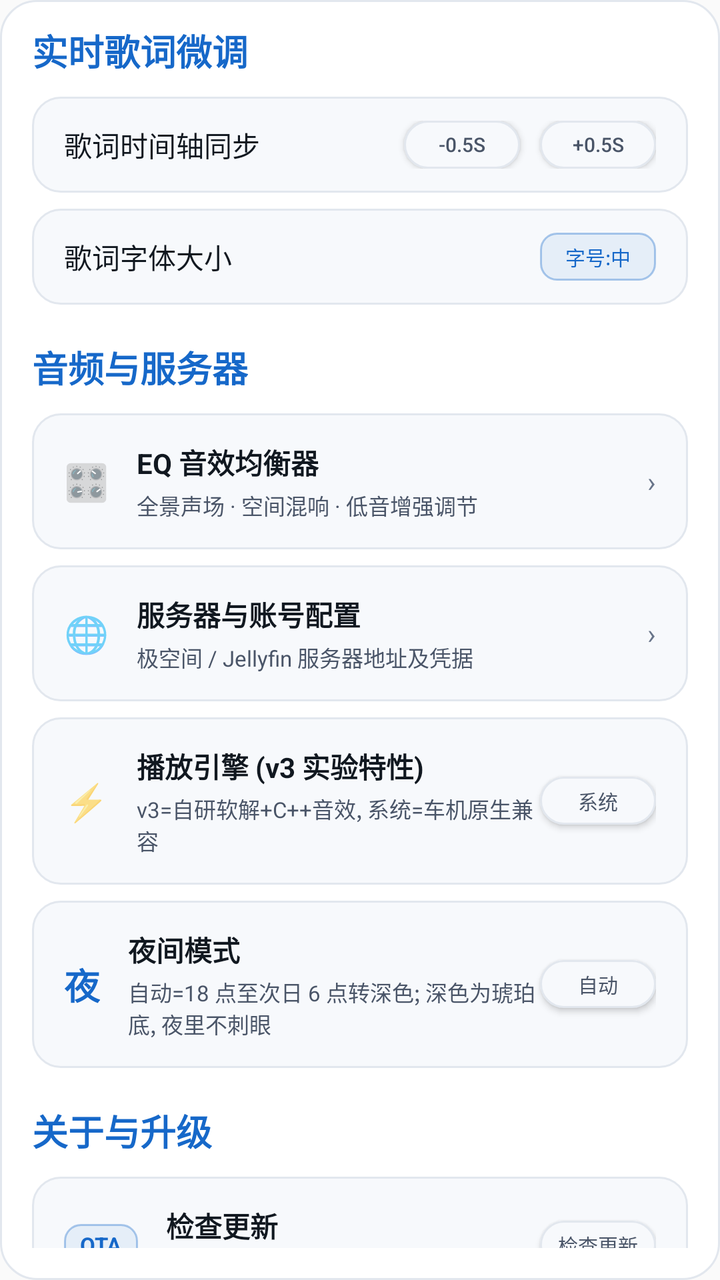
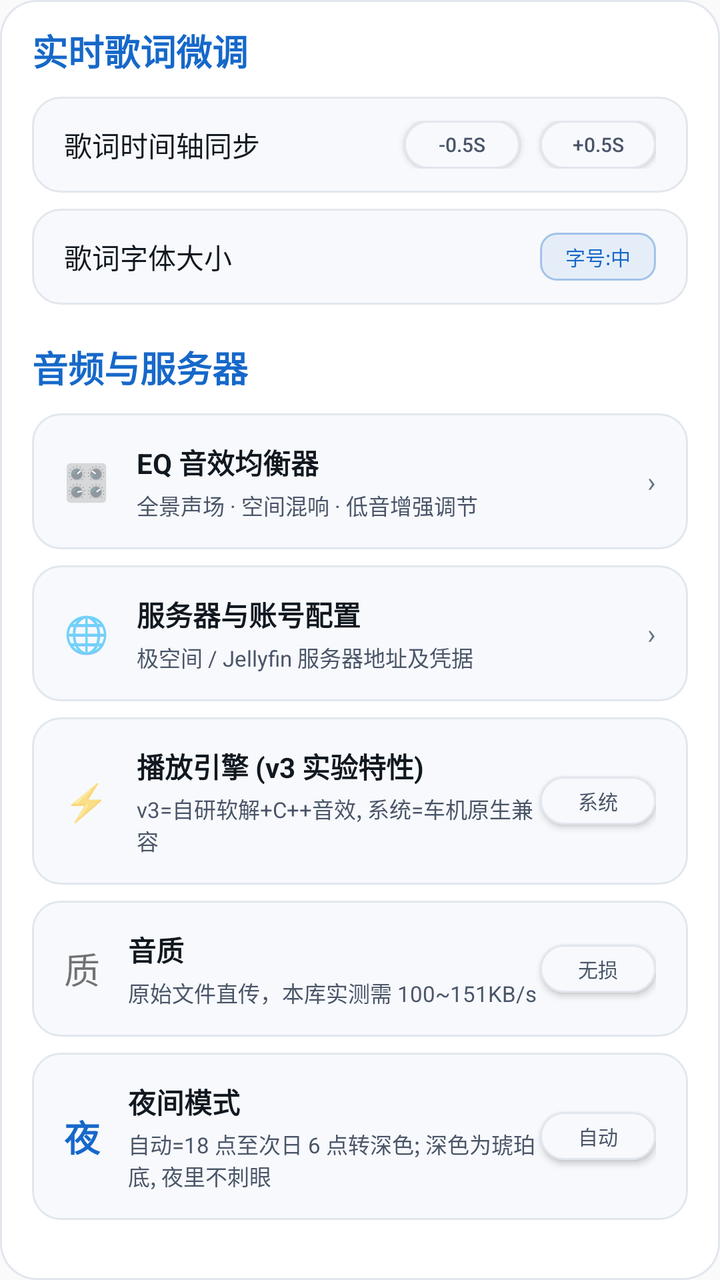

The first picture is an Android layout as it rendered before a commit; the second is the same layout after the commit. The layout source and the unified diff follow.
<!-- AndroidManifest.xml: application theme Theme.AppCompat.DayNight.NoActionBar -->
<!-- res/layout/view_settings_page.xml -->
<?xml version="1.0" encoding="utf-8"?>
<LinearLayout xmlns:android="http://schemas.android.com/apk/res/android"
    android:layout_width="match_parent"
    android:layout_height="match_parent"
    android:background="@drawable/bg_panel"
    android:orientation="vertical"
    android:paddingStart="16dp"
    android:paddingTop="12dp"
    android:paddingEnd="16dp"
    android:paddingBottom="16dp">

    <ScrollView
        android:layout_width="match_parent"
        android:layout_height="match_parent"
        android:scrollbars="none">

        <LinearLayout
            android:layout_width="match_parent"
            android:layout_height="wrap_content"
            android:orientation="vertical">

            
            <TextView
                android:layout_width="wrap_content"
                android:layout_height="wrap_content"
                android:text="实时歌词微调"
                android:textColor="@color/accent"
                android:textSize="@dimen/dialog_title"
                android:textStyle="bold" />

            <LinearLayout
                android:layout_width="match_parent"
                android:layout_height="wrap_content"
                android:layout_marginTop="10dp"
                android:background="@drawable/bg_card_grid"
                android:gravity="center_vertical"
                android:orientation="horizontal"
                android:paddingStart="16dp"
                android:paddingTop="12dp"
                android:paddingEnd="16dp"
                android:paddingBottom="12dp">

                <TextView
                    android:layout_width="0dp"
                    android:layout_height="wrap_content"
                    android:layout_weight="1"
                    android:text="歌词时间轴同步"
                    android:textColor="@color/ink"
                    android:textSize="@dimen/card_title_size" />

                <Button
                    android:id="@+id/btnSettingLrcSub"
                    android:layout_width="@dimen/font_w"
                    android:layout_height="@dimen/mini_h"
                    android:background="@drawable/bg_soft_pill"
                    android:text="-0.5s"
                    android:textColor="@color/ink_dim"
                    android:textSize="@dimen/mini_text" />

                <Button
                    android:id="@+id/btnSettingLrcAdd"
                    android:layout_width="@dimen/font_w"
                    android:layout_height="@dimen/mini_h"
                    android:layout_marginStart="10dp"
                    android:background="@drawable/bg_soft_pill"
                    android:text="+0.5s"
                    android:textColor="@color/ink_dim"
                    android:textSize="@dimen/mini_text" />
            </LinearLayout>

            <LinearLayout
                android:layout_width="match_parent"
                android:layout_height="wrap_content"
                android:layout_marginTop="8dp"
                android:background="@drawable/bg_card_grid"
                android:gravity="center_vertical"
                android:orientation="horizontal"
                android:paddingStart="16dp"
                android:paddingTop="12dp"
                android:paddingEnd="16dp"
                android:paddingBottom="12dp">

                <TextView
                    android:layout_width="0dp"
                    android:layout_height="wrap_content"
                    android:layout_weight="1"
                    android:text="歌词字体大小"
                    android:textColor="@color/ink"
                    android:textSize="@dimen/card_title_size" />

                <Button
                    android:id="@+id/btnSettingLrcFont"
                    android:layout_width="@dimen/font_w"
                    android:layout_height="@dimen/mini_h"
                    android:background="@drawable/bg_badge_hi"
                    android:text="字号:中"
                    android:textColor="@color/accent"
                    android:textSize="@dimen/mini_text" />
            </LinearLayout>

            
            <TextView
                android:layout_width="wrap_content"
                android:layout_height="wrap_content"
                android:layout_marginTop="18dp"
                android:text="音频与服务器"
                android:textColor="@color/accent"
                android:textSize="@dimen/dialog_title"
                android:textStyle="bold" />

            <LinearLayout
                android:id="@+id/btnSettingOpenEq"
                android:layout_width="match_parent"
                android:layout_height="wrap_content"
                android:layout_marginTop="10dp"
                android:background="@drawable/bg_card_grid"
                android:clickable="true"
                android:focusable="true"
                android:gravity="center_vertical"
                android:orientation="horizontal"
                android:paddingStart="16dp"
                android:paddingTop="14dp"
                android:paddingEnd="16dp"
                android:paddingBottom="14dp">

                <TextView
                    android:layout_width="wrap_content"
                    android:layout_height="wrap_content"
                    android:text="🎛️"
                    android:textSize="@dimen/dialog_title" />

                <LinearLayout
                    android:layout_width="0dp"
                    android:layout_height="wrap_content"
                    android:layout_marginStart="14dp"
                    android:layout_weight="1"
                    android:orientation="vertical">

                    <TextView
                        android:layout_width="wrap_content"
                        android:layout_height="wrap_content"
                        android:text="EQ 音效均衡器"
                        android:textColor="@color/ink"
                        android:textSize="@dimen/card_title_size"
                        android:textStyle="bold" />

                    <TextView
                        android:layout_width="wrap_content"
                        android:layout_height="wrap_content"
                        android:layout_marginTop="3dp"
                        android:text="全景声场 · 空间混响 · 低音增强调节"
                        android:textColor="@color/ink_dim"
                        android:textSize="@dimen/card_sub_size" />
                </LinearLayout>

                <TextView
                    android:layout_width="wrap_content"
                    android:layout_height="wrap_content"
                    android:text="›"
                    android:textColor="@color/ink_mute"
                    android:textSize="@dimen/card_title_size" />
            </LinearLayout>

            <LinearLayout
                android:id="@+id/btnSettingOpenServer"
                android:layout_width="match_parent"
                android:layout_height="wrap_content"
                android:layout_marginTop="8dp"
                android:background="@drawable/bg_card_grid"
                android:clickable="true"
                android:focusable="true"
                android:gravity="center_vertical"
                android:orientation="horizontal"
                android:paddingStart="16dp"
                android:paddingTop="14dp"
                android:paddingEnd="16dp"
                android:paddingBottom="14dp">

                <TextView
                    android:layout_width="wrap_content"
                    android:layout_height="wrap_content"
                    android:text="🌐"
                    android:textSize="@dimen/dialog_title" />

                <LinearLayout
                    android:layout_width="0dp"
                    android:layout_height="wrap_content"
                    android:layout_marginStart="14dp"
                    android:layout_weight="1"
                    android:orientation="vertical">

                    <TextView
                        android:layout_width="wrap_content"
                        android:layout_height="wrap_content"
                        android:text="服务器与账号配置"
                        android:textColor="@color/ink"
                        android:textSize="@dimen/card_title_size"
                        android:textStyle="bold" />

                    <TextView
                        android:layout_width="wrap_content"
                        android:layout_height="wrap_content"
                        android:layout_marginTop="3dp"
                        android:text="极空间 / Jellyfin 服务器地址及凭据"
                        android:textColor="@color/ink_dim"
                        android:textSize="@dimen/card_sub_size" />
                </LinearLayout>

                <TextView
                    android:layout_width="wrap_content"
                    android:layout_height="wrap_content"
                    android:text="›"
                    android:textColor="@color/ink_mute"
                    android:textSize="@dimen/card_title_size" />
            </LinearLayout>

            <LinearLayout
                android:id="@+id/btnSettingEngineToggle"
                android:layout_width="match_parent"
                android:layout_height="wrap_content"
                android:layout_marginTop="8dp"
                android:background="@drawable/bg_card_grid"
                android:clickable="true"
                android:focusable="true"
                android:gravity="center_vertical"
                android:orientation="horizontal"
                android:paddingStart="16dp"
                android:paddingTop="14dp"
                android:paddingEnd="16dp"
                android:paddingBottom="14dp">

                <TextView
                    android:layout_width="wrap_content"
                    android:layout_height="wrap_content"
                    android:text="⚡"
                    android:textSize="@dimen/dialog_title" />

                <LinearLayout
                    android:layout_width="0dp"
                    android:layout_height="wrap_content"
                    android:layout_marginStart="14dp"
                    android:layout_weight="1"
                    android:orientation="vertical">

                    <TextView
                        android:layout_width="wrap_content"
                        android:layout_height="wrap_content"
                        android:text="播放引擎 (v3 实验特性)"
                        android:textColor="@color/ink"
                        android:textSize="@dimen/card_title_size"
                        android:textStyle="bold" />

                    <TextView
                        android:layout_width="wrap_content"
                        android:layout_height="wrap_content"
                        android:layout_marginTop="3dp"
                        android:text="v3=自研软解+C++音效, 系统=车机原生兼容"
                        android:textColor="@color/ink_dim"
                        android:textSize="@dimen/card_sub_size" />
                </LinearLayout>

                <Button
                    android:id="@+id/btnSettingEngineValue"
                    android:layout_width="wrap_content"
                    android:layout_height="@dimen/mini_h"
                    android:background="@drawable/bg_soft_pill"
                    android:minWidth="@dimen/font_w"
                    android:singleLine="true"
                    android:text="系统"
                    android:textAllCaps="false"
                    android:textColor="@color/ink_dim"
                    android:textSize="@dimen/mini_text" />
            </LinearLayout>

            
            <LinearLayout
                android:id="@+id/btnSettingNightToggle"
                android:layout_width="match_parent"
                android:layout_height="wrap_content"
                android:layout_marginTop="8dp"
                android:background="@drawable/bg_card_grid"
                android:clickable="true"
                android:focusable="true"
                android:gravity="center_vertical"
                android:orientation="horizontal"
                android:paddingStart="16dp"
                android:paddingTop="14dp"
                android:paddingEnd="16dp"
                android:paddingBottom="14dp">

                <TextView
                    android:layout_width="wrap_content"
                    android:layout_height="wrap_content"
                    android:text="夜"
                    android:textColor="@color/accent"
                    android:textSize="@dimen/dialog_title"
                    android:textStyle="bold" />

                <LinearLayout
                    android:layout_width="0dp"
                    android:layout_height="wrap_content"
                    android:layout_marginStart="14dp"
                    android:layout_weight="1"
                    android:orientation="vertical">

                    <TextView
                        android:layout_width="wrap_content"
                        android:layout_height="wrap_content"
                        android:text="夜间模式"
                        android:textColor="@color/ink"
                        android:textSize="@dimen/card_title_size"
                        android:textStyle="bold" />

                    <TextView
                        android:layout_width="wrap_content"
                        android:layout_height="wrap_content"
                        android:layout_marginTop="3dp"
                        android:text="自动=18 点至次日 6 点转深色; 深色为琥珀底, 夜里不刺眼"
                        android:textColor="@color/ink_dim"
                        android:textSize="@dimen/card_sub_size" />
                </LinearLayout>

                <Button
                    android:id="@+id/btnSettingNightValue"
                    android:layout_width="wrap_content"
                    android:layout_height="@dimen/mini_h"
                    android:background="@drawable/bg_soft_pill"
                    android:minWidth="@dimen/font_w"
                    android:singleLine="true"
                    android:text="自动"
                    android:textAllCaps="false"
                    android:textColor="@color/ink_dim"
                    android:textSize="@dimen/mini_text" />
            </LinearLayout>

            
            <TextView
                android:layout_width="wrap_content"
                android:layout_height="wrap_content"
                android:layout_marginTop="18dp"
                android:text="关于与升级"
                android:textColor="@color/accent"
                android:textSize="@dimen/dialog_title"
                android:textStyle="bold" />

            <LinearLayout
                android:id="@+id/rowSettingCheckUpdate"
                android:layout_width="match_parent"
                android:layout_height="wrap_content"
                android:layout_marginTop="10dp"
                android:background="@drawable/bg_card_grid"
                android:clickable="true"
                android:focusable="true"
                android:gravity="center_vertical"
                android:orientation="horizontal"
                android:paddingStart="16dp"
                android:paddingTop="14dp"
                android:paddingEnd="16dp"
                android:paddingBottom="14dp">

                
                <TextView
                    android:layout_width="wrap_content"
                    android:layout_height="wrap_content"
                    android:background="@drawable/bg_badge_hi"
                    android:paddingStart="8dp"
                    android:paddingTop="3dp"
                    android:paddingEnd="8dp"
                    android:paddingBottom="3dp"
                    android:text="OTA"
                    android:textColor="@color/accent"
                    android:textSize="@dimen/card_sub_size"
                    android:textStyle="bold" />

                <LinearLayout
                    android:layout_width="0dp"
                    android:layout_height="wrap_content"
                    android:layout_marginStart="14dp"
                    android:layout_weight="1"
                    android:orientation="vertical">

                    <TextView
                        android:layout_width="wrap_content"
                        android:layout_height="wrap_content"
                        android:text="检查更新"
                        android:textColor="@color/ink"
                        android:textSize="@dimen/card_title_size"
                        android:textStyle="bold" />

                    <TextView
                        android:id="@+id/tvSettingAppVersion"
                        android:layout_width="wrap_content"
                        android:layout_height="wrap_content"
                        android:layout_marginTop="3dp"
                        android:text="当前版本 3.0.0"
                        android:textColor="@color/ink_dim"
                        android:textSize="@dimen/card_sub_size" />
                </LinearLayout>

                <Button
                    android:id="@+id/btnSettingCheckUpdate"
                    android:layout_width="wrap_content"
                    android:layout_height="@dimen/mini_h"
                    android:background="@drawable/bg_soft_pill"
                    android:minWidth="@dimen/font_w"
                    android:singleLine="true"
                    android:text="检查更新"
                    android:textAllCaps="false"
                    android:textColor="@color/ink_dim"
                    android:textSize="@dimen/mini_text" />
            </LinearLayout>

            <LinearLayout
                android:id="@+id/rowSettingAutoUpdate"
                android:layout_width="match_parent"
                android:layout_height="wrap_content"
                android:layout_marginTop="8dp"
                android:background="@drawable/bg_card_grid"
                android:clickable="true"
                android:focusable="true"
                android:gravity="center_vertical"
                android:orientation="horizontal"
                android:paddingStart="16dp"
                android:paddingTop="14dp"
                android:paddingEnd="16dp"
                android:paddingBottom="14dp">

                <TextView
                    android:layout_width="wrap_content"
                    android:layout_height="wrap_content"
                    android:background="@drawable/bg_badge_hi"
                    android:paddingStart="8dp"
                    android:paddingTop="3dp"
                    android:paddingEnd="8dp"
                    android:paddingBottom="3dp"
                    android:text="自动"
                    android:textColor="@color/accent"
                    android:textSize="@dimen/card_sub_size"
                    android:textStyle="bold" />

                <LinearLayout
                    android:layout_width="0dp"
                    android:layout_height="wrap_content"
                    android:layout_marginStart="14dp"
                    android:layout_weight="1"
                    android:orientation="vertical">

                    <TextView
                        android:layout_width="wrap_content"
                        android:layout_height="wrap_content"
                        android:text="启动时自动检查更新"
                        android:textColor="@color/ink"
                        android:textSize="@dimen/card_title_size"
                        android:textStyle="bold" />

                    <TextView
                        android:layout_width="wrap_content"
                        android:layout_height="wrap_content"
                        android:layout_marginTop="3dp"
                        android:text="冷启动约 20 秒后静默检查, 有新版本才提示"
                        android:textColor="@color/ink_dim"
                        android:textSize="@dimen/card_sub_size" />
                </LinearLayout>

                <Button
                    android:id="@+id/btnSettingAutoUpdateValue"
                    android:layout_width="wrap_content"
                    android:layout_height="@dimen/mini_h"
                    android:background="@drawable/bg_soft_pill"
                    android:minWidth="@dimen/font_w"
                    android:singleLine="true"
                    android:text="开"
                    android:textAllCaps="false"
                    android:textColor="@color/ink_dim"
                    android:textSize="@dimen/mini_text" />
            </LinearLayout>

            <LinearLayout
                android:id="@+id/rowSettingUploadLog"
                android:layout_width="match_parent"
                android:layout_height="wrap_content"
                android:layout_marginTop="8dp"
                android:background="@drawable/bg_card_grid"
                android:clickable="true"
                android:focusable="true"
                android:gravity="center_vertical"
                android:orientation="horizontal"
                android:paddingStart="16dp"
                android:paddingTop="14dp"
                android:paddingEnd="16dp"
                android:paddingBottom="14dp">

                <TextView
                    android:layout_width="wrap_content"
                    android:layout_height="wrap_content"
                    android:background="@drawable/bg_badge_hi"
                    android:paddingStart="8dp"
                    android:paddingTop="3dp"
                    android:paddingEnd="8dp"
                    android:paddingBottom="3dp"
                    android:text="LOG"
                    android:textColor="@color/accent"
                    android:textSize="@dimen/card_sub_size"
                    android:textStyle="bold" />

                <LinearLayout
                    android:layout_width="0dp"
                    android:layout_height="wrap_content"
                    android:layout_marginStart="14dp"
                    android:layout_weight="1"
                    android:orientation="vertical">

                    <TextView
                        android:layout_width="wrap_content"
                        android:layout_height="wrap_content"
                        android:text="立即上报诊断日志"
                        android:textColor="@color/ink"
                        android:textSize="@dimen/card_title_size"
                        android:textStyle="bold" />

                    <TextView
                        android:layout_width="wrap_content"
                        android:layout_height="wrap_content"
                        android:layout_marginTop="3dp"
                        android:text="卡顿/缓冲/切歌错乱等现场一键打包发给开发者"
                        android:textColor="@color/ink_dim"
                        android:textSize="@dimen/card_sub_size" />
                </LinearLayout>

                <Button
                    android:id="@+id/btnSettingUploadLog"
                    android:layout_width="wrap_content"
                    android:layout_height="@dimen/mini_h"
                    android:background="@drawable/bg_soft_pill"
                    android:minWidth="@dimen/font_w"
                    android:singleLine="true"
                    android:text="上报日志"
                    android:textAllCaps="false"
                    android:textColor="@color/ink_dim"
                    android:textSize="@dimen/mini_text" />
            </LinearLayout>

        </LinearLayout>
    </ScrollView>
</LinearLayout>
<!-- resources referenced by this layout -->
<resources>
  <color name="accent">#1668C9</color>
  <color name="ink">#111820</color>
  <color name="ink_dim">#4A5568</color>
  <color name="ink_mute">#69758A</color>
  <dimen name="card_sub_size">11sp</dimen>
  <dimen name="card_title_size">14sp</dimen>
  <dimen name="dialog_title">18sp</dimen>
  <dimen name="font_w">58dp</dimen>
  <dimen name="mini_h">24dp</dimen>
  <dimen name="mini_text">10sp</dimen>
  <!-- drawable bg_badge_hi (drawable) -->
  <?xml version="1.0" encoding="utf-8"?>
  <shape xmlns:android="http://schemas.android.com/apk/res/android"
      android:shape="rectangle">
      <solid android:color="@color/accent_soft" />
      <corners android:radius="8dp" />
      <stroke android:width="1dp" android:color="@color/accent_border" />
  </shape>
  <!-- drawable bg_card_grid (drawable) -->
  <?xml version="1.0" encoding="utf-8"?>
  <selector xmlns:android="http://schemas.android.com/apk/res/android">
      <item android:state_pressed="true">
          <shape android:shape="rectangle">
              <solid android:color="@color/panel_3" />
              <corners android:radius="14dp" />
              <stroke android:width="1.5dp" android:color="@color/accent" />
          </shape>
      </item>
      <item>
          <shape android:shape="rectangle">
              <solid android:color="@color/panel_2" />
              <corners android:radius="14dp" />
              <stroke android:width="1dp" android:color="@color/line" />
          </shape>
      </item>
  </selector>
  <!-- drawable bg_panel (drawable) -->
  <?xml version="1.0" encoding="utf-8"?>
  <shape xmlns:android="http://schemas.android.com/apk/res/android"
      android:shape="rectangle">
      <solid android:color="@color/panel" />
      <corners android:radius="18dp" />
      <stroke android:width="1dp" android:color="@color/line" />
  </shape>
  <!-- drawable bg_soft_pill (drawable) -->
  <?xml version="1.0" encoding="utf-8"?>
  <selector xmlns:android="http://schemas.android.com/apk/res/android">
      
      <item android:state_pressed="true">
          <shape android:shape="rectangle">
              <solid android:color="@color/panel_3" />
              <corners android:radius="40dp" />
              <stroke android:width="1dp" android:color="@color/line_2" />
          </shape>
      </item>
      <item>
          <shape android:shape="rectangle">
              <solid android:color="@color/panel_2" />
              <corners android:radius="40dp" />
              <stroke android:width="1dp" android:color="@color/line" />
          </shape>
      </item>
  </selector>
  <color name="accent_soft">#141668C9</color>
  <color name="accent_border">#591668C9</color>
  <color name="panel_3">#EAF0F7</color>
  <color name="panel_2">#F7F9FC</color>
  <color name="line">#E2E7EE</color>
  <color name="panel">#FFFFFF</color>
  <color name="line_2">#C9D3DF</color>
</resources>

<!-- the commit's change to res/layout/view_settings_page.xml (unified diff, before → after) -->
@@ -274,6 +274,66 @@
 
             
             <LinearLayout
+                android:id="@+id/btnSettingTierToggle"
+                android:layout_width="match_parent"
+                android:layout_height="wrap_content"
+                android:layout_marginTop="8dp"
+                android:background="@drawable/bg_card_grid"
+                android:clickable="true"
+                android:focusable="true"
+                android:gravity="center_vertical"
+                android:orientation="horizontal"
+                android:paddingStart="16dp"
+                android:paddingTop="14dp"
+                android:paddingEnd="16dp"
+                android:paddingBottom="14dp">
+
+                <TextView
+                    android:layout_width="wrap_content"
+                    android:layout_height="wrap_content"
+                    android:text="质"
+                    android:textSize="@dimen/dialog_title" />
+
+                <LinearLayout
+                    android:layout_width="0dp"
+                    android:layout_height="wrap_content"
+                    android:layout_marginStart="14dp"
+                    android:layout_weight="1"
+                    android:orientation="vertical">
+
+                    <TextView
+                        android:layout_width="wrap_content"
+                        android:layout_height="wrap_content"
+                        android:text="音质"
+                        android:textColor="@color/ink"
+                        android:textSize="@dimen/card_title_size"
+                        android:textStyle="bold" />
+
+                    <TextView
+                        android:id="@+id/tvSettingTierDesc"
+                        android:layout_width="wrap_content"
+                        android:layout_height="wrap_content"
+                        android:layout_marginTop="3dp"
+                        android:text="原始文件直传，本库实测需 100~151KB/s"
+                        android:textColor="@color/ink_dim"
+                        android:textSize="@dimen/card_sub_size" />
+                </LinearLayout>
+
+                <Button
+                    android:id="@+id/btnSettingTierValue"
+                    android:layout_width="wrap_content"
+                    android:layout_height="@dimen/mini_h"
+                    android:background="@drawable/bg_soft_pill"
+                    android:minWidth="@dimen/font_w"
+                    android:singleLine="true"
+                    android:text="无损"
+                    android:textAllCaps="false"
+                    android:textColor="@color/ink_dim"
+                    android:textSize="@dimen/mini_text" />
+            </LinearLayout>
+
+            
+            <LinearLayout
                 android:id="@+id/btnSettingNightToggle"
                 android:layout_width="match_parent"
                 android:layout_height="wrap_content"
